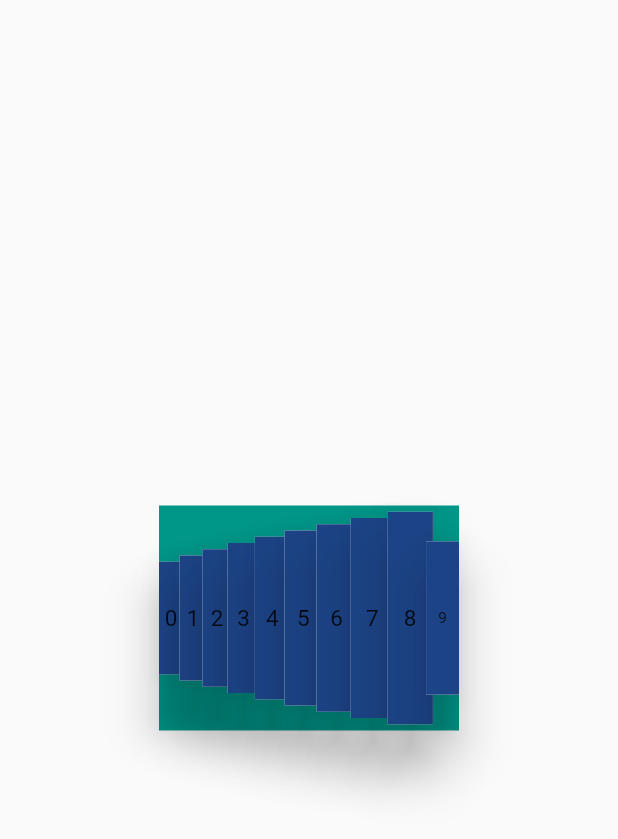
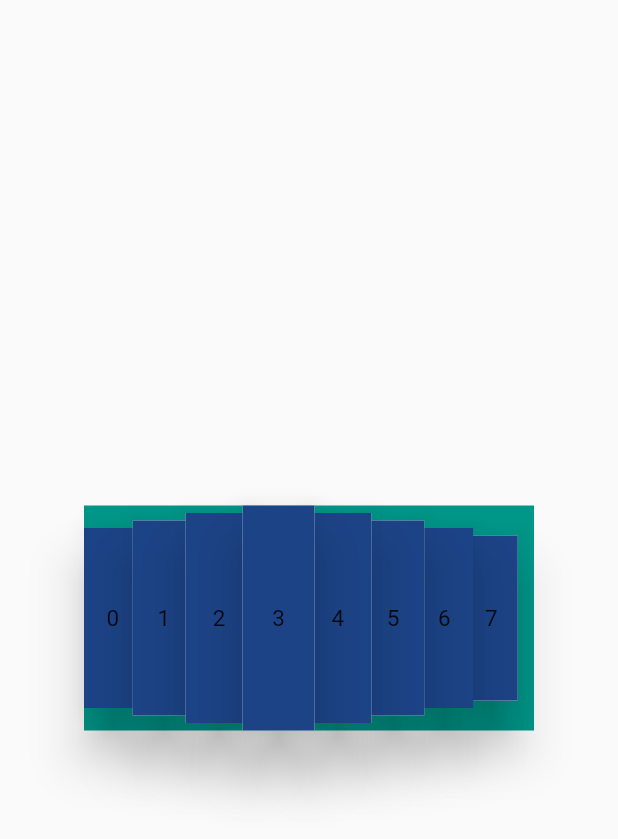
Before and after one commit to dalyathan/carousel, a Flutter app: the screen it shows after launch, on a phone screen of 412 x 824 dp. Shown: the top 839 px of the screen. Run offline on Flutter 3.47's test engine with Material 2 defaults, Android fonts, the phone set to English and light mode, and no system bars.

Commit message:
the sequence of panels still doesnt fit the whole width but still much of the work is done

```diff
--- a/lib/main.dart
+++ b/lib/main.dart
@@ -19,9 +19,9 @@ class MyApp extends StatelessWidget {
       home: const SafeArea(
         child: Scaffold(
           body: RotatingCarousel(
-            amount: 20,
+            amount: 8,
             height: 150,
-            width: 200,
+            width: 300,
           ),
         ),
       ),
--- a/lib/panel_container.dart
+++ b/lib/panel_container.dart
@@ -25,13 +25,13 @@ class PanelContainer extends StatelessWidget {
     return Padding(
       padding: EdgeInsets.only(left: leftOffset),
       child: Container(
-        width: maxWidth,
+        width: maxWidth * ratio,
         height: maxHeight,
         // decoration:
-        //     BoxDecoration(border: Border.all(color: Colors.teal, width: 2)),
+        //     BoxDecoration(border: Border.all(color: Colors.red, width: 1)),
         child: Align(
           alignment: Alignment
-              .centerLeft, // rightSide ? Alignment.centerRight : Alignment.centerLeft,
+              .center, // rightSide ? Alignment.centerRight : Alignment.centerLeft,
           child: FittedBox(
             fit: BoxFit.cover,
             child: SizedBox(
--- a/lib/rotating_carousel.dart
+++ b/lib/rotating_carousel.dart
@@ -24,7 +24,7 @@ class _RotatingCarouselState extends State<RotatingCarousel>
     with SingleTickerProviderStateMixin {
   List<Panel> panels = [];
   late double panelMaxWidth;
-  final double minFactor = 0.5;
+  final double minFactor = 0.8;
   late final List<double> initOffsets;
   final Offset padding = const Offset(10, 100);
   final double overlapRatio = 0.15;
@@ -38,6 +38,7 @@ class _RotatingCarouselState extends State<RotatingCarousel>
   bool isRight = true;
   @override
   void initState() {
+    super.initState();
     middleIndex = ((widget.amount) / 2).ceil() - 1;
     panelMaxWidth = getMaxWidth();
     initResizeDimensions();
@@ -54,7 +55,21 @@ class _RotatingCarouselState extends State<RotatingCarousel>
         vsync: this, duration: const Duration(milliseconds: 350));
     currentOffsets = initOffsets;
     _animationController.addListener(() => animate());
-    super.initState();
+  }
+
+  @override
+  reassemble() {
+    super.reassemble();
+    middleIndex = ((widget.amount) / 2).ceil() - 1;
+    panelMaxWidth = getMaxWidth();
+    initResizeDimensions();
+    currentResizeFactors = initialResizeFactors;
+    initOffsets = initializeOffset(initialResizeFactors);
+    _animationController = AnimationController(
+        vsync: this, duration: const Duration(milliseconds: 350));
+    currentOffsets = initOffsets;
+    _animationController.addListener(() => animate());
+    setState(() {});
   }
 
   initResizeDimensions() {
@@ -64,6 +79,7 @@ class _RotatingCarouselState extends State<RotatingCarousel>
       initialResizeFactors = [minFactor, 1];
     } else {
       var gap = (1 - minFactor) / (middleIndex);
+      assert(gap < minFactor, "Increase your min Factor");
       List<double> resizers = List<double>.filled(widget.amount, 1);
       for (var index = middleIndex - 1; index >= 0; index--) {
         resizers[index] = resizers[index + 1] - gap;
@@ -91,19 +107,14 @@ class _RotatingCarouselState extends State<RotatingCarousel>
     if (widget.amount % 2 == 0) {
       return widget.width /
           (((1 - overlapRatio) *
-                  (((minFactor + 1) * ((widget.amount - 1) / 4)) - 1)) +
+                  (((minFactor + 1) * ((widget.amount) / 2)) - 1)) +
               1);
     }
-    // return (widget.width) /
-    //     ((2 *
-    //             (1 - overlapRatio) *
-    //             minFactor *
-    //             ((math.pow(rate, (widget.amount - 1) / 2) - 1) / (rate - 1))) +
-    //         1);
     return widget.width /
         (((1 - overlapRatio) *
                 (((minFactor + 1) * ((widget.amount + 2) / 2)) - 2)) +
             1);
+    // return widget.width / ((1 - overlapRatio) * (widget.amount - 1) + 1);
   }
 
   List<double> initializeOffset(List<double> resizeFactors) {
@@ -147,7 +158,8 @@ class _RotatingCarouselState extends State<RotatingCarousel>
 
   @override
   Widget build(BuildContext context) {
-    assert(panelMaxWidth * widget.amount > widget.width);
+    assert(panelMaxWidth * widget.amount > widget.width,
+        "Please give a higher maximum width for the widget");
     List<PanelContainer> constrainedWidgets = [];
     for (var panelIndex = 0; panelIndex < widget.amount; panelIndex++) {
       constrainedWidgets.add(PanelContainer(
```
